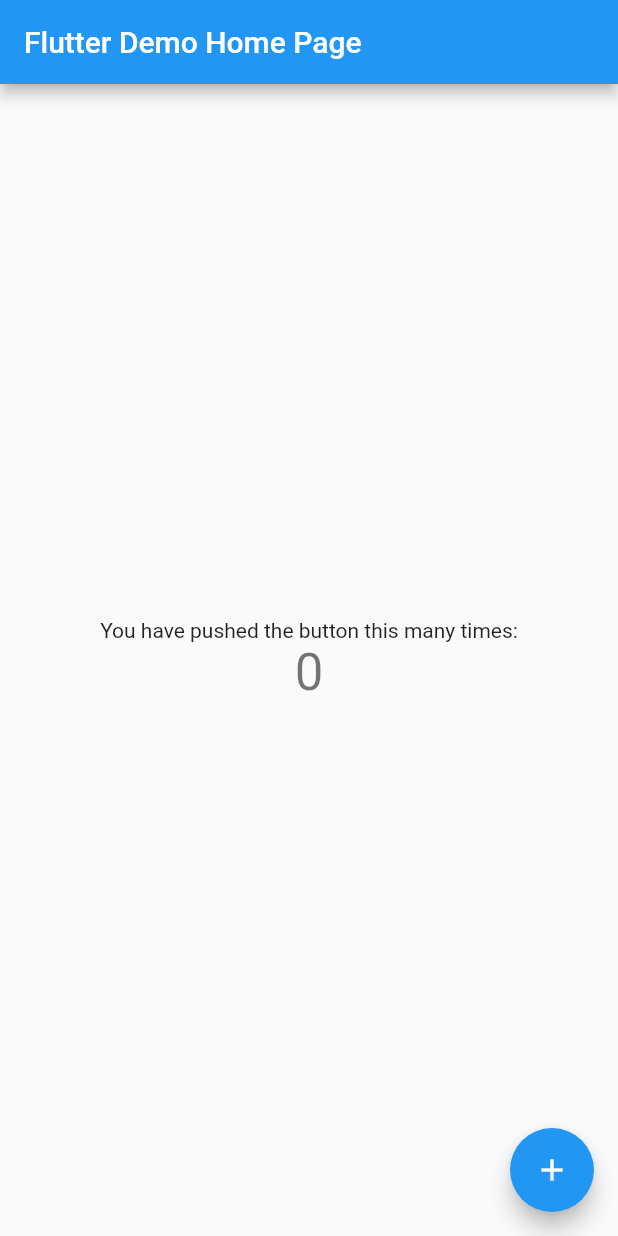
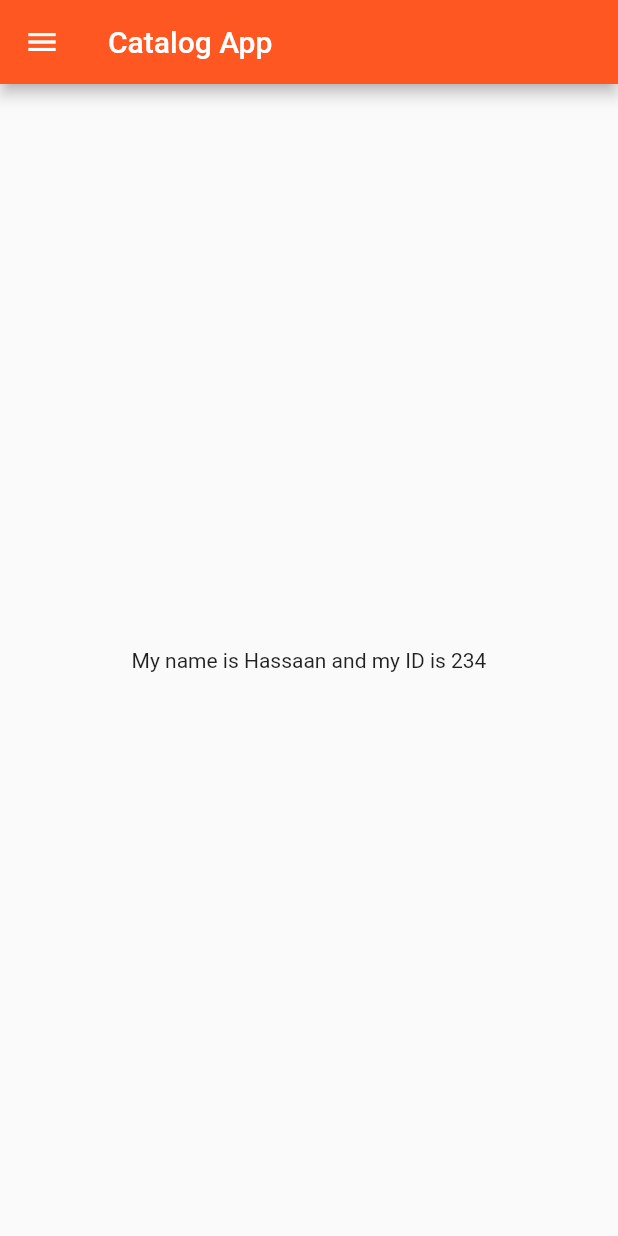
Before and after one commit to hassaanahmed844/flutter_application_1, a Flutter app: the screen it shows after launch, on a phone screen of 412 x 824 dp. Run offline on Flutter 3.47's test engine with Material 2 defaults, Android fonts, the phone set to English and light mode, and no system bars.

Commit message:
Day 2 completed

```diff
--- /dev/null
+++ b/lib/home_page.dart
@@ -0,0 +1,21 @@
+import 'package:flutter/material.dart';
+
+class HOMEPAGE extends StatelessWidget {
+  @override
+  Widget build(BuildContext context) {
+    int id = 234;
+    String name = "Hassaan";
+    return Scaffold(
+      appBar: AppBar(
+        title: Text("Catalog App"),
+        backgroundColor: Colors.deepOrange,
+      ),
+      body: Center(
+        child: Container(
+          child: Text("My name is $name and my ID is $id"),
+        ),
+      ),
+      drawer: Drawer(),
+    );
+  }
+}
--- a/lib/main.dart
+++ b/lib/main.dart
@@ -1,115 +1,17 @@
 import 'package:flutter/material.dart';
+import 'package:flutter_application_1/home_page.dart';
 
 void main() {
-  runApp(const MyApp());
+  runApp(MaterialApp(home: MyApp()));
 }
 
 class MyApp extends StatelessWidget {
-  const MyApp({Key? key}) : super(key: key);
 
-  // This widget is the root of your application.
+
   @override
   Widget build(BuildContext context) {
     return MaterialApp(
-      title: 'Flutter Demo',
-      theme: ThemeData(
-        // This is the theme of your application.
-        //
-        // Try running your application with "flutter run". You'll see the
-        // application has a blue toolbar. Then, without quitting the app, try
-        // changing the primarySwatch below to Colors.green and then invoke
-        // "hot reload" (press "r" in the console where you ran "flutter run",
-        // or simply save your changes to "hot reload" in a Flutter IDE).
-        // Notice that the counter didn't reset back to zero; the application
-        // is not restarted.
-        primarySwatch: Colors.blue,
-      ),
-      home: const MyHomePage(title: 'Flutter Demo Home Page'),
+      home: HOMEPAGE(),
     );
   }
 }
-
-class MyHomePage extends StatefulWidget {
-  const MyHomePage({Key? key, required this.title}) : super(key: key);
-
-  // This widget is the home page of your application. It is stateful, meaning
-  // that it has a State object (defined below) that contains fields that affect
-  // how it looks.
-
-  // This class is the configuration for the state. It holds the values (in this
-  // case the title) provided by the parent (in this case the App widget) and
-  // used by the build method of the State. Fields in a Widget subclass are
-  // always marked "final".
-
-  final String title;
-
-  @override
-  State<MyHomePage> createState() => _MyHomePageState();
-}
-
-class _MyHomePageState extends State<MyHomePage> {
-  int _counter = 0;
-
-  void _incrementCounter() {
-    setState(() {
-      // This call to setState tells the Flutter framework that something has
-      // changed in this State, which causes it to rerun the build method below
-      // so that the display can reflect the updated values. If we changed
-      // _counter without calling setState(), then the build method would not be
-      // called again, and so nothing would appear to happen.
-      _counter++;
-    });
-  }
-
-  @override
-  Widget build(BuildContext context) {
-    // This method is rerun every time setState is called, for instance as done
-    // by the _incrementCounter method above.
-    //
-    // The Flutter framework has been optimized to make rerunning build methods
-    // fast, so that you can just rebuild anything that needs updating rather
-    // than having to individually change instances of widgets.
-    return Scaffold(
-      appBar: AppBar(
-        // Here we take the value from the MyHomePage object that was created by
-        // the App.build method, and use it to set our appbar title.
-        title: Text(widget.title),
-      ),
-      body: Center(
-        // Center is a layout widget. It takes a single child and positions it
-        // in the middle of the parent.
-        child: Column(
-          // Column is also a layout widget. It takes a list of children and
-          // arranges them vertically. By default, it sizes itself to fit its
-          // children horizontally, and tries to be as tall as its parent.
-          //
-          // Invoke "debug painting" (press "p" in the console, choose the
-          // "Toggle Debug Paint" action from the Flutter Inspector in Android
-          // Studio, or the "Toggle Debug Paint" command in Visual Studio Code)
-          // to see the wireframe for each widget.
-          //
-          // Column has various properties to control how it sizes itself and
-          // how it positions its children. Here we use mainAxisAlignment to
-          // center the children vertically; the main axis here is the vertical
-          // axis because Columns are vertical (the cross axis would be
-          // horizontal).
-          mainAxisAlignment: MainAxisAlignment.center,
-          children: <Widget>[
-            const Text(
-              'You have pushed the button this many times:',
-            ),
-            Text(
-              '$_counter',
-              style: Theme.of(context).textTheme.headline4,
-            ),
-          ],
-        ),
-      ),
-      floatingActionButton: FloatingActionButton(
-        onPressed: _incrementCounter,
-        tooltip: 'Increment',
-        child: const Icon(Icons.add),
-      ), // This trailing comma makes auto-formatting nicer for build methods.
-    );
-  }
-}
```
Also changed, not shown: 1 other file.
